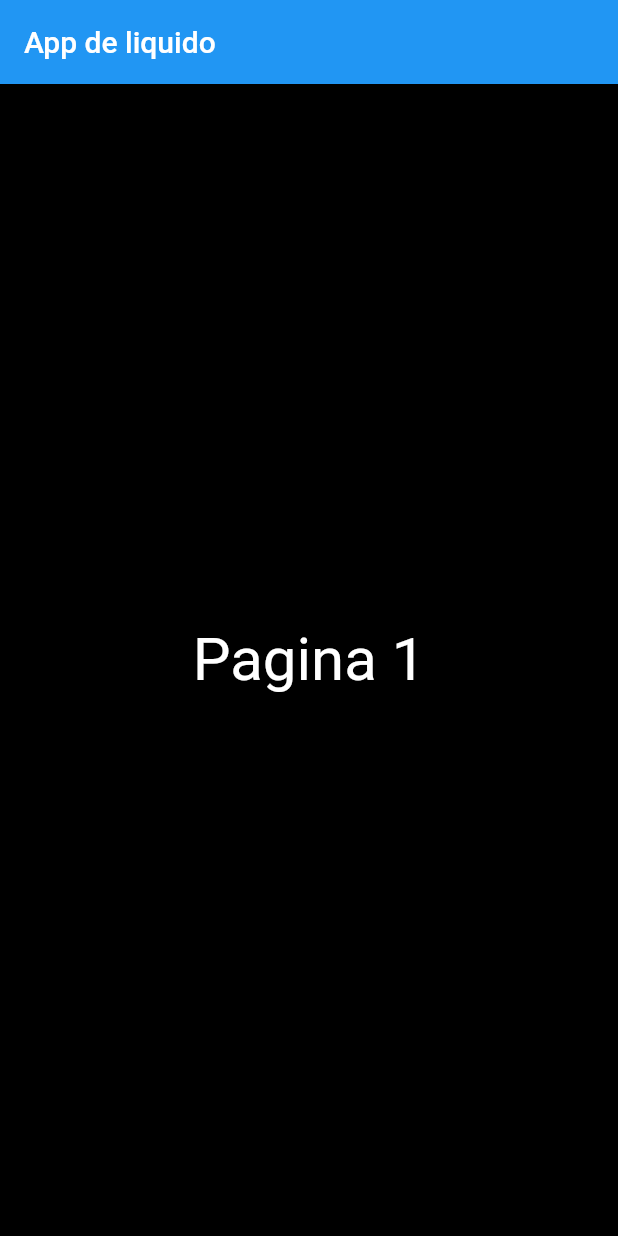
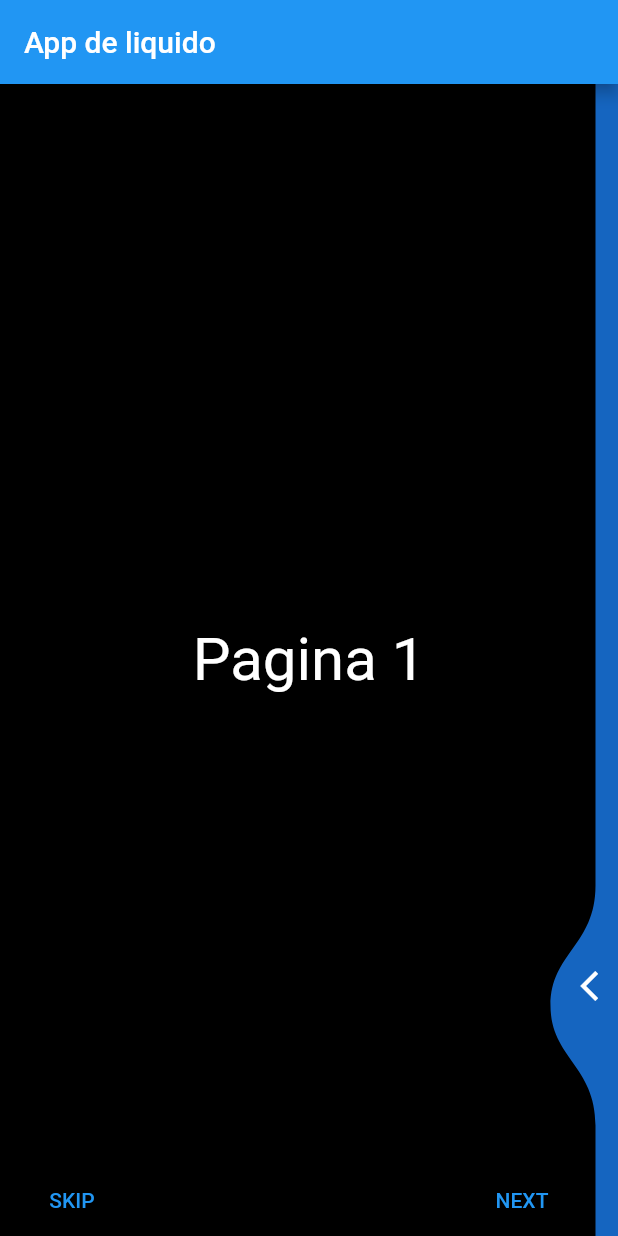
Before and after one commit to Ferdidand79/flutter_liquit, a Flutter app: the screen it shows after launch, on a phone screen of 412 x 824 dp. Run offline on Flutter 3.47's test engine with Material 2 defaults, Android fonts, the phone set to English and light mode, and no system bars; drawn by our look-alikes of liquid_swipe.

Commit message:
animacion con adelantos

```diff
--- a/lib/pages/home.dart
+++ b/lib/pages/home.dart
@@ -11,13 +11,23 @@ class HomePage extends StatefulWidget {
 }
 
 class _HomePageState extends State<HomePage> {
+  final controller = LiquidController();
+
   @override
   Widget build(BuildContext context) {
     return Scaffold(
       appBar: AppBar(
         title: Text("App de liquido"),
       ),
-      body: LiquidSwipe(
+      body: Stack(
+        children: [
+          LiquidSwipe(
+            liquidController: controller,
+            enableSideReveal: true,
+            slideIconWidget: Icon(
+              Icons.arrow_back_ios,
+              color: Colors.white,
+            ),
             pages: [
               Container(
                 color: Colors.black,
@@ -31,7 +41,6 @@ class _HomePageState extends State<HomePage> {
                   ),
                 ),
               ),
-
               Container(
                 color: Colors.blue.shade800,
                 child: Center(
@@ -41,10 +50,8 @@ class _HomePageState extends State<HomePage> {
                     color: Colors.white,
                     fontSize: 40,
                   ),
-                )
+                )),
               ),
-          ),
-
               Container(
                 color: Colors.deepPurple.shade900,
                 child: Center(
@@ -54,10 +61,40 @@ class _HomePageState extends State<HomePage> {
                     color: Colors.white,
                     fontSize: 40,
                   ),
-                )
+                )),
+              ),
+            ],
+          ),
+          Positioned(
+            bottom: 0,
+            left: 16,
+            right: 32,
+            child: Row(
+              mainAxisAlignment: MainAxisAlignment.spaceBetween,
+              children: [
+                TextButton(
+                  onPressed: () {
+                    controller.jumpToPage(
+                        page: 2); //dependiendo de la final menos 1
+                  },
+                  child: Text('SKIP'),
+                ),
+                TextButton(
+                  onPressed: () {
+                    final page = controller.currentPage + 1;
+
+                    controller.animateToPage(
+                      page: page > 4 ? 0 : page,
+                      duration: 400,
+                    );
+                  },
+                  child: Text('NEXT'),
+                ),
+              ],
             ),
           ),
-        ],),
+        ],
+      ),
     );
   }
 }
```
Lines whose indentation alone changed are shown as unchanged.
